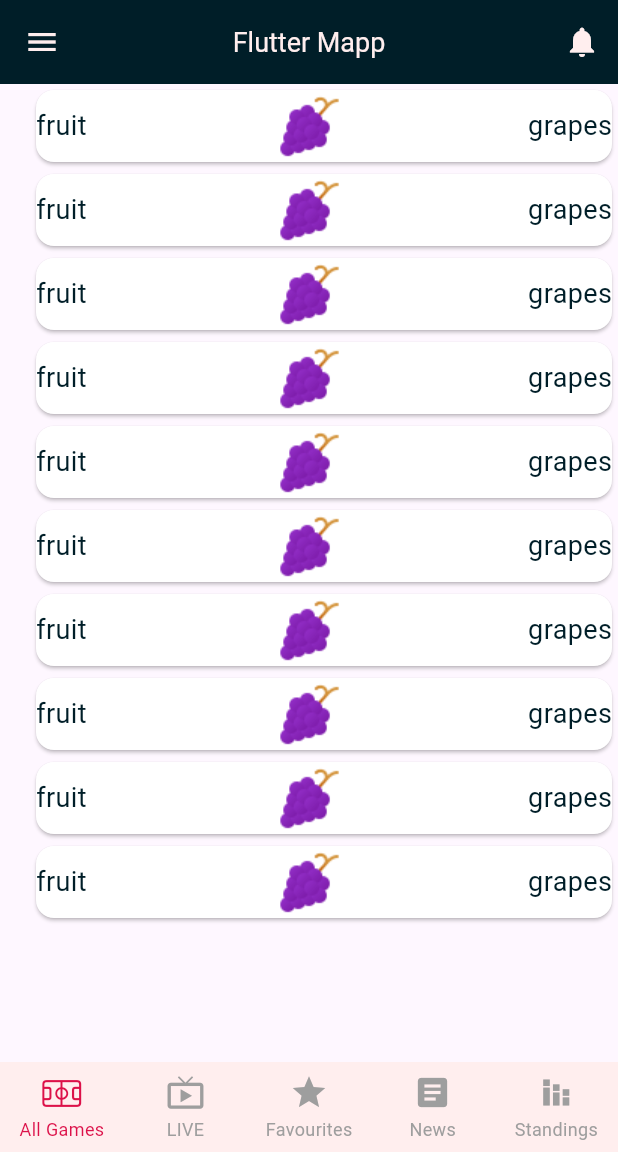
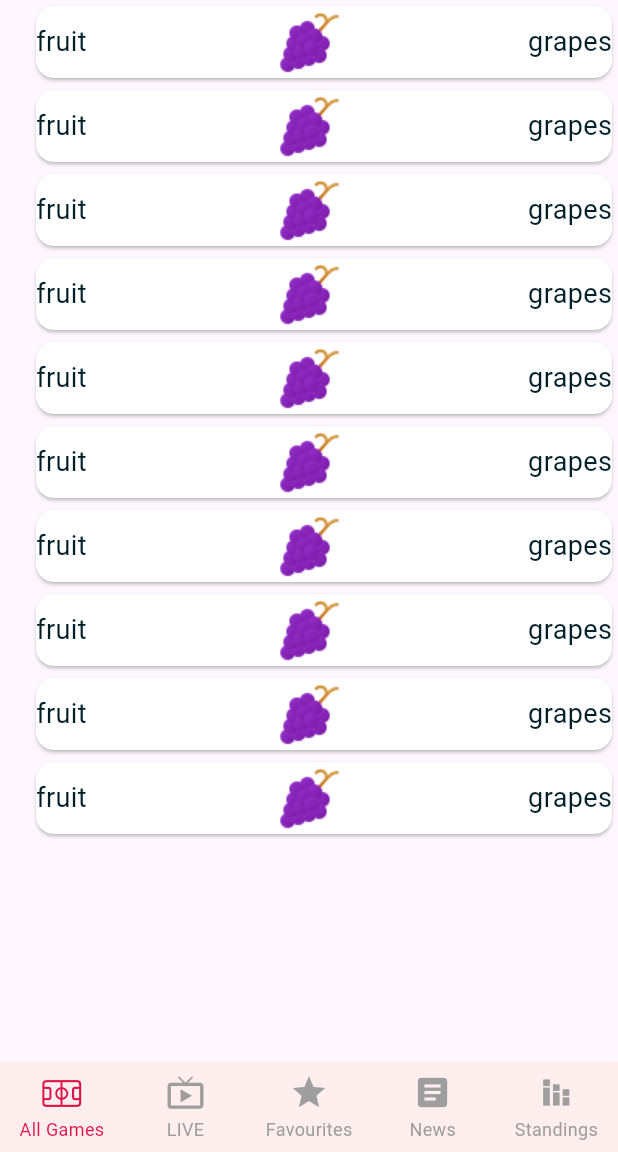
Before and after one commit to Titanantony/flashscore_clone, a Flutter app: the screen it shows after launch, on a phone screen of 412 x 824 dp, the part 84-1236 px from its top. Run offline on Flutter 3.47's test engine with Material 3 defaults, Android fonts, the phone set to English and light mode, and no system bars; drawn by our look-alikes of persistent_bottom_nav_bar; our stand-ins replace get, shared_preferences.

Commit message:
err: removed the top nav for hope page

```diff
--- a/lib/screens/home_page.dart
+++ b/lib/screens/home_page.dart
@@ -1,8 +1,5 @@
-import 'package:persistent_bottom_nav_bar/persistent_tab_view.dart';
 import 'package:flashscore_clone/constants/constant.dart';
-import 'package:flashscore_clone/constants/navText.dart';
 import 'package:flashscore_clone/customs/custom_text.dart';
-import 'package:flutter/cupertino.dart';
 import 'package:flutter/material.dart';
 
 class MyHomePage extends StatelessWidget {
@@ -11,37 +8,6 @@ class MyHomePage extends StatelessWidget {
   @override
   Widget build(BuildContext context) {
     return Scaffold(
-        appBar: AppBar(
-          title: const CustomText(
-            text: 'Flutter Mapp',
-            textcolor: nextcolor,
-          ),
-
-          centerTitle: true,
-          actions: <Widget>[
-            IconButton(
-              icon: const Icon(
-                Icons.notifications,
-                color: nextcolor,
-              ),
-              onPressed: () {},
-            )
-          ],
-          backgroundColor: secondarycolor,
-          leading: IconButton(
-              onPressed: () {},
-              icon: IconButton(
-                icon: const Icon(
-                  Icons.menu,
-                  color: nextcolor,
-                ),
-                onPressed: () {},
-              )),
-          // shape: const RoundedRectangleBorder(borderRadius: BorderRadius.only(
-          //   bottomLeft: Radius.circular(25),
-          //   bottomRight: Radius.circular(25),
-          // )),
-        ),
         body: Padding(
       padding: const EdgeInsets.only(left: 20.0),
       child: ListView.builder(
@@ -65,28 +31,3 @@ class MyHomePage extends StatelessWidget {
     ));
   }
 }
-
-
-
-        // bottomNavigationBar: CurvedNavigationBar(
-        //   color: primarycolor,
-        //   backgroundColor: nextcolor,
-        //   buttonBackgroundColor: othercolor,
-        //   items: const [
-        //     NavText(
-        //       icon: CupertinoIcons.sportscourt,
-        //       text: "All Games",
-        //     ),
-        //     NavText(
-        //         icon: CupertinoIcons.dot_radiowaves_left_right, text: "LIVE"),
-        //     NavText(icon: CupertinoIcons.star, text: "Favourites"),
-        //     NavText(icon: CupertinoIcons.news_solid, text: "News"),
-        //     NavText(icon: CupertinoIcons.flowchart, text: "Standinngs"),
-
-        //     // _buildIconWithText(CupertinoIcons.sportscourt, "All Games"),
-        //     // Icon(CupertinoIcons.dot_radiowaves_left_right),
-        //     // Icon(CupertinoIcons.star),
-        //     // Icon(CupertinoIcons.news_solid),
-        //     // Icon(CupertinoIcons.flowchart)
-        //   ],
-        // ),
```
Also changed, not shown: lib/constants/bottom_nav.dart (deleted, +0 -99 lines). Lines whose indentation alone changed are shown as unchanged.
